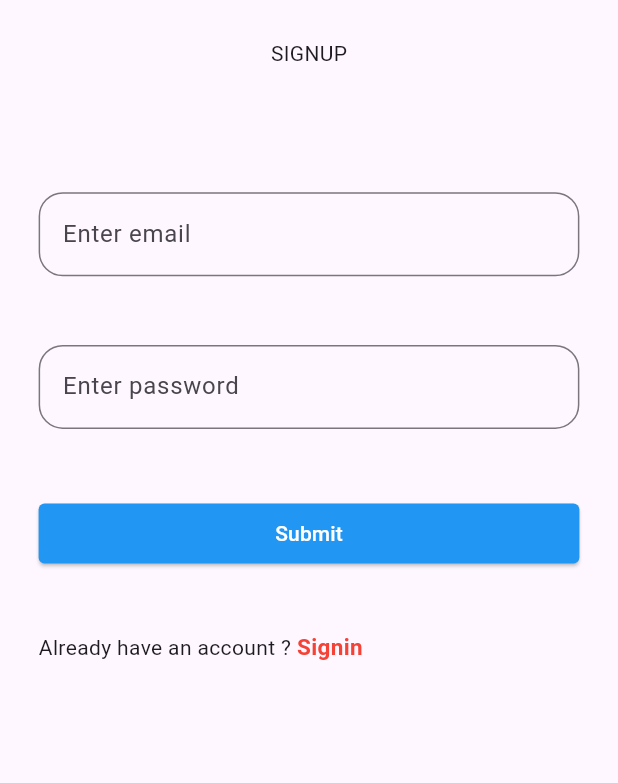
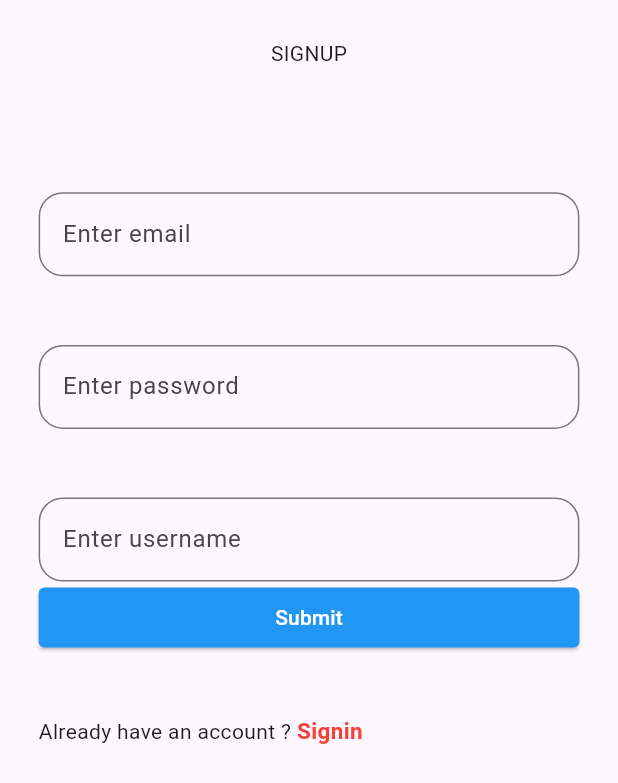
Before and after one commit to VinayaAugusthy/rapid_task, a Flutter app: the screen it shows after launch, after a tap on "Submit", on a phone screen of 412 x 824 dp. Shown: the top 783 px of the screen. Run offline on Flutter 3.47's test engine with Material 3 defaults, Android fonts, the phone set to English and light mode, and no system bars; our stand-ins replace bloc, cloud_firestore, firebase_auth, firebase_core, flutter_bloc; accounts and stored records are empty; network calls fail.

Commit message:
user detailes stored into firebase

```diff
--- a/lib/models/authentication/user_model.dart
+++ b/lib/models/authentication/user_model.dart
@@ -1,5 +1,24 @@
+import 'package:cloud_firestore/cloud_firestore.dart';
+
 class UserModel {
-final String? id;
-final String? email;
-UserModel({ this.id, this.email,});
+  final String id;
+  final String email;
+  final String username;
+
+  UserModel({required this.id, required this.email, required this.username});
+
+  Map<String, dynamic> toJson() => {
+        "email": email,
+        "id": id,
+        "username": username,
+      };
+  static UserModel fromSnap(DocumentSnapshot snap) {
+    var snapshot = snap.data() as Map<String, dynamic>;
+
+    return UserModel(
+      username: snapshot['username'],
+      email: snapshot['email'],
+      id: snapshot['id'],
+    );
+  }
 }
--- a/lib/viewmodels/application/authentication/authentication_bloc.dart
+++ b/lib/viewmodels/application/authentication/authentication_bloc.dart
@@ -21,7 +21,7 @@ class AuthenticationBloc extends Bloc<AuthenticationEvent, AuthenticationState>
       emit(AuthenticationLoadingState(isLoading: true));
       try {
           final UserModel? user =
-          await authService.signUpUser(event.email, event.password);
+          await authService.signUpUser(event.email, event.password,event.username);
       if (user != null) {
         emit(AuthenticationSuccessState(user));
 
--- a/lib/viewmodels/application/authentication/authentication_event.dart
+++ b/lib/viewmodels/application/authentication/authentication_event.dart
@@ -1,23 +1,21 @@
 part of 'authentication_bloc.dart';
-
 
 @immutable
 abstract class AuthenticationEvent {
   const AuthenticationEvent();
 
   List<Object> get props => [];
-
 }
 
 class SignUpUser extends AuthenticationEvent {
   final String email;
   final String password;
+  final String username;
 
-  const SignUpUser(this.email, this.password);
+  const SignUpUser(this.email, this.password,this.username);
 
   @override
   List<Object> get props => [email, password];
 }
 
-
 class SignOut extends AuthenticationEvent {}
--- a/lib/viewmodels/services/authentication/auth_service.dart
+++ b/lib/viewmodels/services/authentication/auth_service.dart
@@ -1,16 +1,15 @@
 // ignore_for_file: nullable_type_in_catch_clause, avoid_print
 
+import 'package:cloud_firestore/cloud_firestore.dart';
 import 'package:firebase_auth/firebase_auth.dart';
 import 'package:rapid_task/models/authentication/user_model.dart';
 
 class AuthService {
   final FirebaseAuth _firebaseAuth = FirebaseAuth.instance;
-
+  final FirebaseFirestore _firestore = FirebaseFirestore.instance;
 
   Future<UserModel?> signUpUser(
-    String email,
-    String password,
-  ) async {
+      String email, String password, String username) async {
     try {
       final UserCredential userCredential =
           await _firebaseAuth.createUserWithEmailAndPassword(
@@ -19,11 +18,15 @@ class AuthService {
       );
       final User? firebaseUser = userCredential.user;
       if (firebaseUser != null) {
-        return UserModel(
+        UserModel user = UserModel(
           id: firebaseUser.uid,
           email: firebaseUser.email ?? '',
+          username: username,
         );
-
+        await _firestore.collection('users').add(
+              user.toJson(),
+            );
+        return user;
       }
     } on FirebaseAuthException catch (e) {
       print(e.toString());
@@ -31,8 +34,8 @@ class AuthService {
     return null;
   }
 
-   Future<void> signOutUser() async {
-      final User? firebaseUser = FirebaseAuth.instance.currentUser;
+  Future<void> signOutUser() async {
+    final User? firebaseUser = FirebaseAuth.instance.currentUser;
     if (firebaseUser != null) {
       await FirebaseAuth.instance.signOut();
     }
--- a/lib/views/authentication/signup/signup.dart
+++ b/lib/views/authentication/signup/signup.dart
@@ -15,6 +15,8 @@ class _SignupScreenState extends State<SignupScreen> {
     Size size = MediaQuery.sizeOf(context);
     TextEditingController emailController = TextEditingController();
     TextEditingController passwordController = TextEditingController();
+    TextEditingController usernameController = TextEditingController();
+
     return Scaffold(
       body: Padding(
         padding: EdgeInsets.all(size.width / 16),
@@ -35,12 +37,6 @@ class _SignupScreenState extends State<SignupScreen> {
                   ),
                   hintText: 'Enter email ',
                 ),
-                // validator: (value) => validateEmail(value!),
-                // onTap: () {
-                //   setState(() {
-                //     emailTapped = true;
-                //   });
-                // },
               ),
               SizedBox(
                 height: size.height / 18,
@@ -53,15 +49,18 @@ class _SignupScreenState extends State<SignupScreen> {
                   ),
                   hintText: 'Enter password',
                 ),
-                // validator: (value) => validateEmail(value!),
-                // onTap: () {
-                //   setState(() {
-                //     emailTapped = true;
-                //   });
-                // },
               ),
               SizedBox(
                 height: size.height / 18,
+              ),
+              TextFormField(
+                controller: usernameController,
+                decoration: InputDecoration(
+                  border: OutlineInputBorder(
+                    borderRadius: BorderRadius.circular(16),
+                  ),
+                  hintText: 'Enter username',
+                ),
               ),
               BlocConsumer<AuthenticationBloc, AuthenticationState>(
                 listener: (context, state) {},
@@ -82,6 +81,7 @@ class _SignupScreenState extends State<SignupScreen> {
                           SignUpUser(
                             emailController.text.trim(),
                             passwordController.text.trim(),
+                            usernameController.text.trim(),
                           ),
                         );
                       },
--- a/pubspec.yaml
+++ b/pubspec.yaml
@@ -38,6 +38,7 @@ dependencies:
   firebase_core: ^2.25.4
   flutter_bloc: ^8.1.4
   firebase_auth: ^4.17.4
+  cloud_firestore: ^4.15.5
 
 dev_dependencies:
   flutter_test:
```
Also changed, not shown: pubspec.lock, 3 other files. Lines whose indentation alone changed are shown as unchanged.
